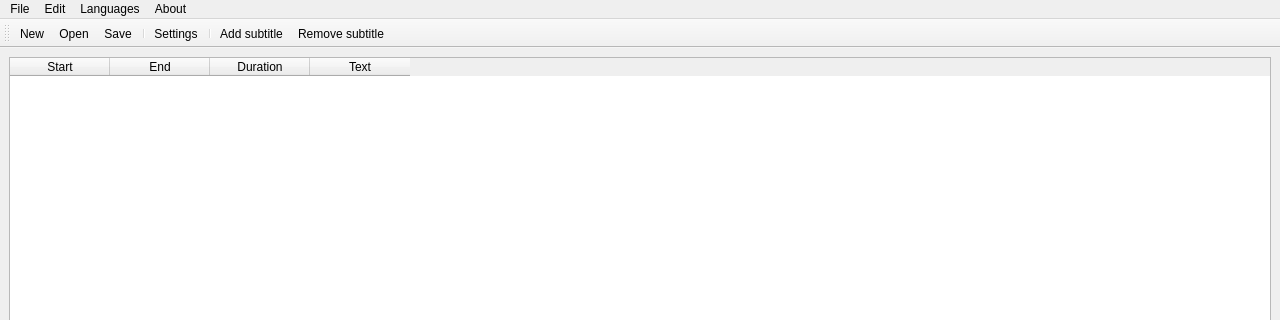
First picture: the form in ui/main_window.ui, repository TruongHaiDang/SRT-Editor, before the edit; both pictures show x 0 to 1280 and y 0 to 320 of the 1280 by 800 pixel window.
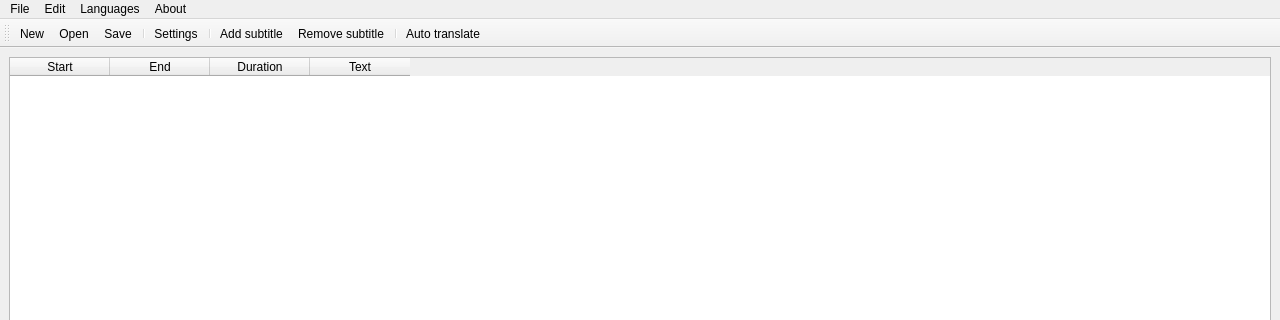
Second picture: the form after the edit. Icons and pictures are not drawn.

Patch:
```diff
--- a/ui/main_window.ui
+++ b/ui/main_window.ui
@@ -111,6 +111,8 @@
    <addaction name="separator"/>
    <addaction name="actionAdd_subtitle"/>
    <addaction name="actionRemove_subtitle"/>
+   <addaction name="separator"/>
+   <addaction name="actionAuto_translate"/>
   </widget>
   <action name="actionNew">
    <property name="icon">
```
Left out of the diff: 4 changed lines with no effect on the pictures.
